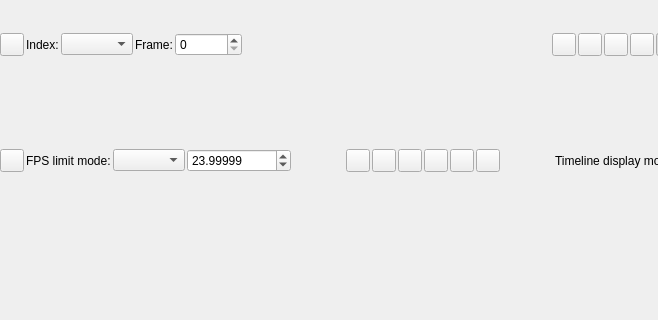
This is preview/preview_dialog.ui in Selur/vsViewer as Qt 5 draws it before an edit; both pictures show x 0 to 658 and y 177 to 497 of the 933 by 652 pixel window. The edited form follows.
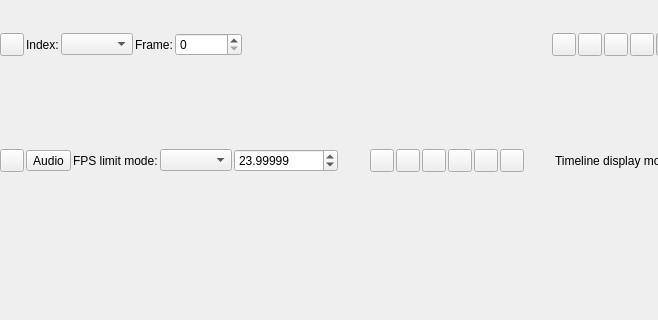
This is the edited form. Custom widgets are drawn as their Qt base class.

Diff of the .ui file:
```diff
--- a/preview/preview_dialog.ui
+++ b/preview/preview_dialog.ui
@@ -255,7 +255,7 @@
    </item>
    <item>
     <widget class="QWidget" name="timeLinePanel" native="true">
-     <layout class="QHBoxLayout" name="horizontalLayout_4" stretch="0,0,0,0,1,0,0,0,0,0,0,1,0,0,0,0,0,0">
+     <layout class="QHBoxLayout" name="horizontalLayout_4" stretch="0,0,0,0,0,1,0,0,0,0,0,0,1,0,0,0,0,0,0">
       <property name="spacing">
        <number>2</number>
       </property>
@@ -278,6 +278,19 @@
         </property>
        </widget>
       </item>
+      <item>
+       <widget class="QToolButton" name="audioButton">
+        <property name="toolTip">
+         <string>Play the script's audio output along with the picture</string>
+        </property>
+        <property name="text">
+         <string>Audio</string>
+        </property>
+        <property name="checkable">
+         <bool>true</bool>
+        </property>
+       </widget>
+      </item>
       <item>
        <widget class="QLabel" name="label">
         <property name="text">
```
